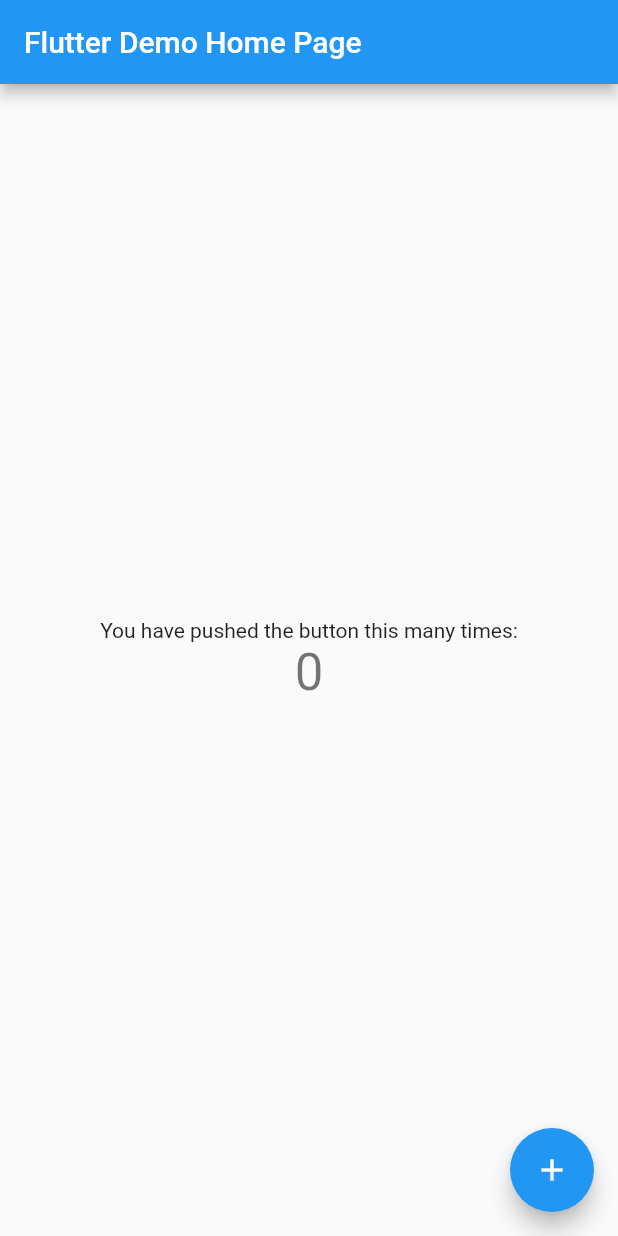
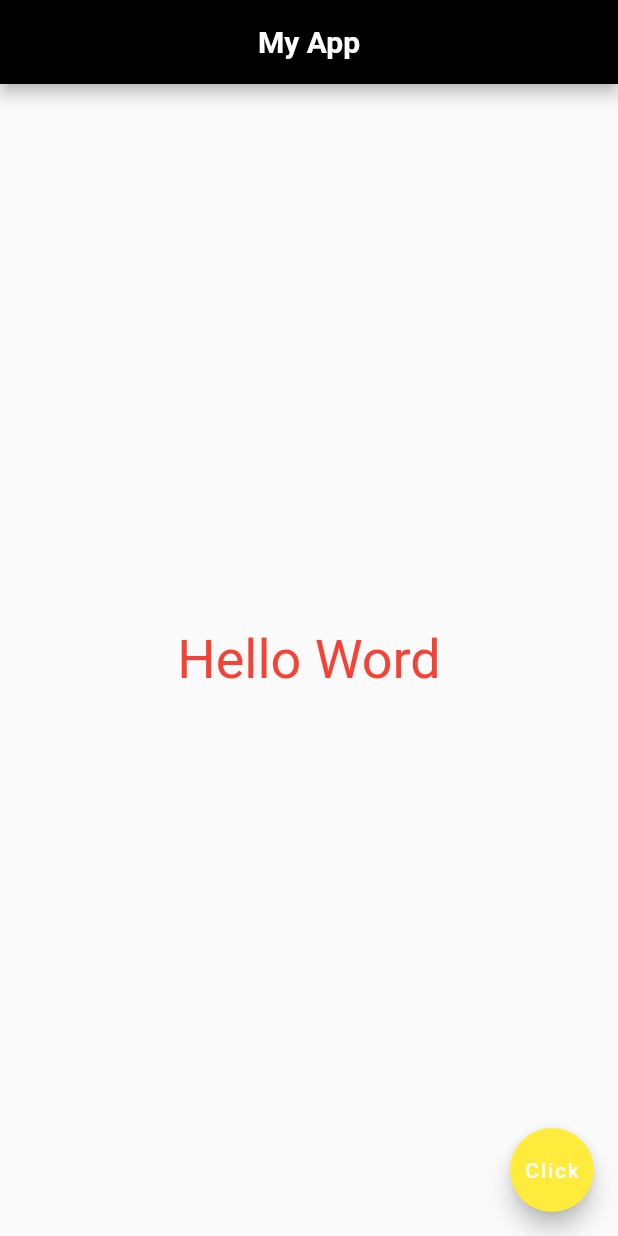
Before and after one commit to Nirdesh-Singh/first_day, a Flutter app: the screen it shows after launch, on a phone screen of 412 x 824 dp. Run offline on Flutter 3.47's test engine with Material 2 defaults, Android fonts, the phone set to English and light mode, and no system bars.

Commit message:
Initial Commit

```diff
--- a/lib/main.dart
+++ b/lib/main.dart
@@ -1,3 +1,4 @@
+import 'package:firstapp/scaff.dart';
 import 'package:flutter/material.dart';
 
 void main() {
@@ -13,103 +14,9 @@ class MyApp extends StatelessWidget {
     return MaterialApp(
       title: 'Flutter Demo',
       theme: ThemeData(
-        // This is the theme of your application.
-        //
-        // Try running your application with "flutter run". You'll see the
-        // application has a blue toolbar. Then, without quitting the app, try
-        // changing the primarySwatch below to Colors.green and then invoke
-        // "hot reload" (press "r" in the console where you ran "flutter run",
-        // or simply save your changes to "hot reload" in a Flutter IDE).
-        // Notice that the counter didn't reset back to zero; the application
-        // is not restarted.
         primarySwatch: Colors.blue,
       ),
-      home: const MyHomePage(title: 'Flutter Demo Home Page'),
+      home: const ScaffAppBar(),
     );
   }
 }
-
-class MyHomePage extends StatefulWidget {
-  const MyHomePage({Key? key, required this.title}) : super(key: key);
-
-  // This widget is the home page of your application. It is stateful, meaning
-  // that it has a State object (defined below) that contains fields that affect
-  // how it looks.
-
-  // This class is the configuration for the state. It holds the values (in this
-  // case the title) provided by the parent (in this case the App widget) and
-  // used by the build method of the State. Fields in a Widget subclass are
-  // always marked "final".
-
-  final String title;
-
-  @override
-  State<MyHomePage> createState() => _MyHomePageState();
-}
-
-class _MyHomePageState extends State<MyHomePage> {
-  int _counter = 0;
-
-  void _incrementCounter() {
-    setState(() {
-      // This call to setState tells the Flutter framework that something has
-      // changed in this State, which causes it to rerun the build method below
-      // so that the display can reflect the updated values. If we changed
-      // _counter without calling setState(), then the build method would not be
-      // called again, and so nothing would appear to happen.
-      _counter++;
-    });
-  }
-
-  @override
-  Widget build(BuildContext context) {
-    // This method is rerun every time setState is called, for instance as done
-    // by the _incrementCounter method above.
-    //
-    // The Flutter framework has been optimized to make rerunning build methods
-    // fast, so that you can just rebuild anything that needs updating rather
-    // than having to individually change instances of widgets.
-    return Scaffold(
-      appBar: AppBar(
-        // Here we take the value from the MyHomePage object that was created by
-        // the App.build method, and use it to set our appbar title.
-        title: Text(widget.title),
-      ),
-      body: Center(
-        // Center is a layout widget. It takes a single child and positions it
-        // in the middle of the parent.
-        child: Column(
-          // Column is also a layout widget. It takes a list of children and
-          // arranges them vertically. By default, it sizes itself to fit its
-          // children horizontally, and tries to be as tall as its parent.
-          //
-          // Invoke "debug painting" (press "p" in the console, choose the
-          // "Toggle Debug Paint" action from the Flutter Inspector in Android
-          // Studio, or the "Toggle Debug Paint" command in Visual Studio Code)
-          // to see the wireframe for each widget.
-          //
-          // Column has various properties to control how it sizes itself and
-          // how it positions its children. Here we use mainAxisAlignment to
-          // center the children vertically; the main axis here is the vertical
-          // axis because Columns are vertical (the cross axis would be
-          // horizontal).
-          mainAxisAlignment: MainAxisAlignment.center,
-          children: <Widget>[
-            const Text(
-              'You have pushed the button this many times:',
-            ),
-            Text(
-              '$_counter',
-              style: Theme.of(context).textTheme.headline4,
-            ),
-          ],
-        ),
-      ),
-      floatingActionButton: FloatingActionButton(
-        onPressed: _incrementCounter,
-        tooltip: 'Increment',
-        child: const Icon(Icons.add),
-      ), // This trailing comma makes auto-formatting nicer for build methods.
-    );
-  }
-}
--- /dev/null
+++ b/lib/scaff.dart
@@ -0,0 +1,27 @@
+import 'package:flutter/material.dart';
+import 'package:flutter/src/foundation/key.dart';
+import 'package:flutter/src/widgets/framework.dart';
+
+class ScaffAppBar extends StatelessWidget {
+  const ScaffAppBar({Key? key}) : super(key: key);
+
+  @override
+  Widget build(BuildContext context) {
+    return Scaffold(
+      appBar: AppBar(
+        backgroundColor: Colors.black,
+        title:
+            const Text('My App', style: TextStyle(fontWeight: FontWeight.bold)),
+        centerTitle: true,
+      ),
+      body: const Center(
+          child: Text('Hello Word',
+              style: TextStyle(color: Colors.red, fontSize: 36.0))),
+      floatingActionButton: FloatingActionButton(
+        backgroundColor: Colors.yellow,
+        onPressed: () {},
+        child: const Text('Click'),
+      ),
+    );
+  }
+}
```
